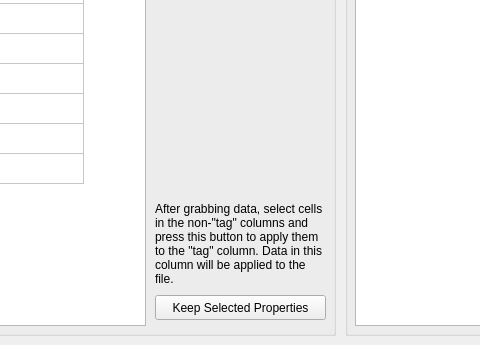
This is mainwindow.ui in dylondark/InTAGrator as Qt 5 draws it before an edit; both pictures show x 635 to 1115 and y 375 to 720 of the 1280 by 720 pixel window. The edited form follows.
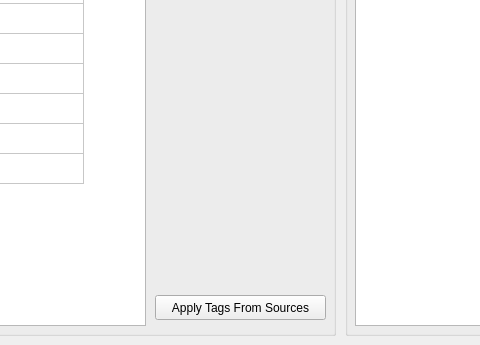
This is the edited form. Icons and pictures are not drawn.

Commit message: Implement apply tags from sources button

Diff of the .ui file:
```diff
--- a/mainwindow.ui
+++ b/mainwindow.ui
@@ -220,27 +220,11 @@
        <height>25</height>
       </rect>
      </property>
-     <property name="text">
-      <string>Keep Selected Properties</string>
+     <property name="toolTip">
+      <string>Moves tags from the source columns over to the &quot;tag&quot; column</string>
      </property>
-    </widget>
-    <widget class="QLabel" name="label_5">
-     <property name="geometry">
-      <rect>
-       <x>780</x>
-       <y>350</y>
-       <width>171</width>
-       <height>191</height>
-      </rect>
-     </property>
      <property name="text">
-      <string>&lt;html&gt;&lt;head/&gt;&lt;body&gt;&lt;p&gt;After grabbing data, select cells in the non-&amp;quot;tag&amp;quot; columns and press this button to apply them to the &amp;quot;tag&amp;quot; column. Data in this column will be applied to the file.&lt;/p&gt;&lt;/body&gt;&lt;/html&gt;</string>
-     </property>
-     <property name="alignment">
-      <set>Qt::AlignmentFlag::AlignBottom|Qt::AlignmentFlag::AlignLeading|Qt::AlignmentFlag::AlignLeft</set>
-     </property>
-     <property name="wordWrap">
-      <bool>true</bool>
+      <string>Apply Tags From Sources</string>
      </property>
     </widget>
    </widget>
```
The commit also changes 2 other files.
